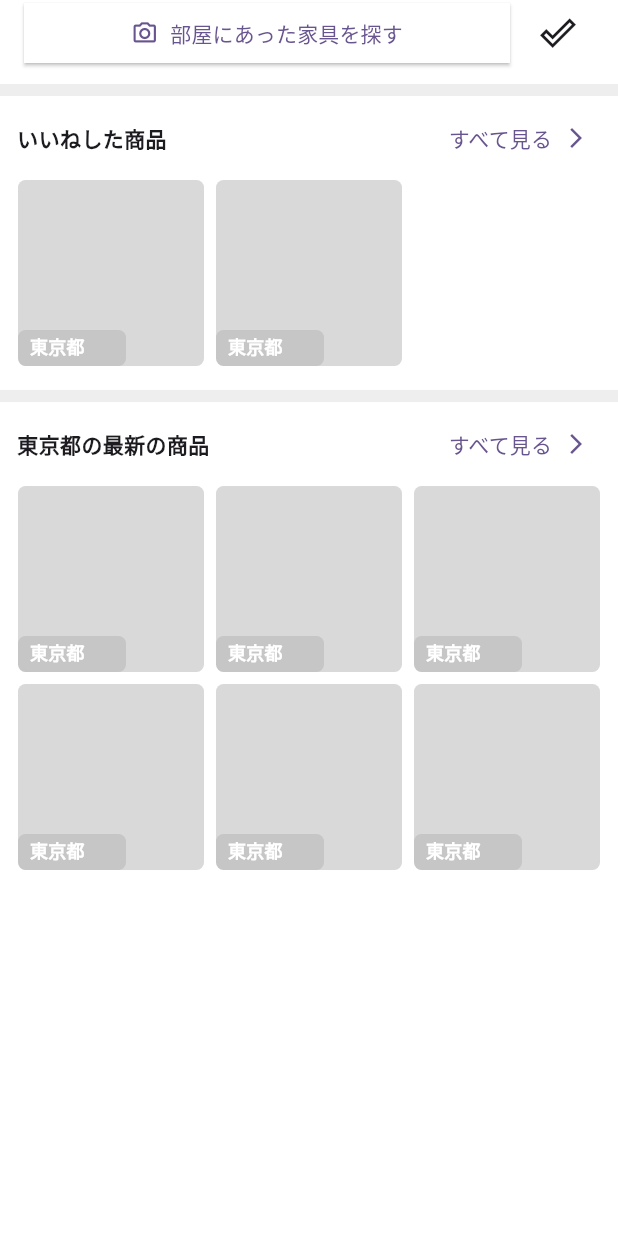
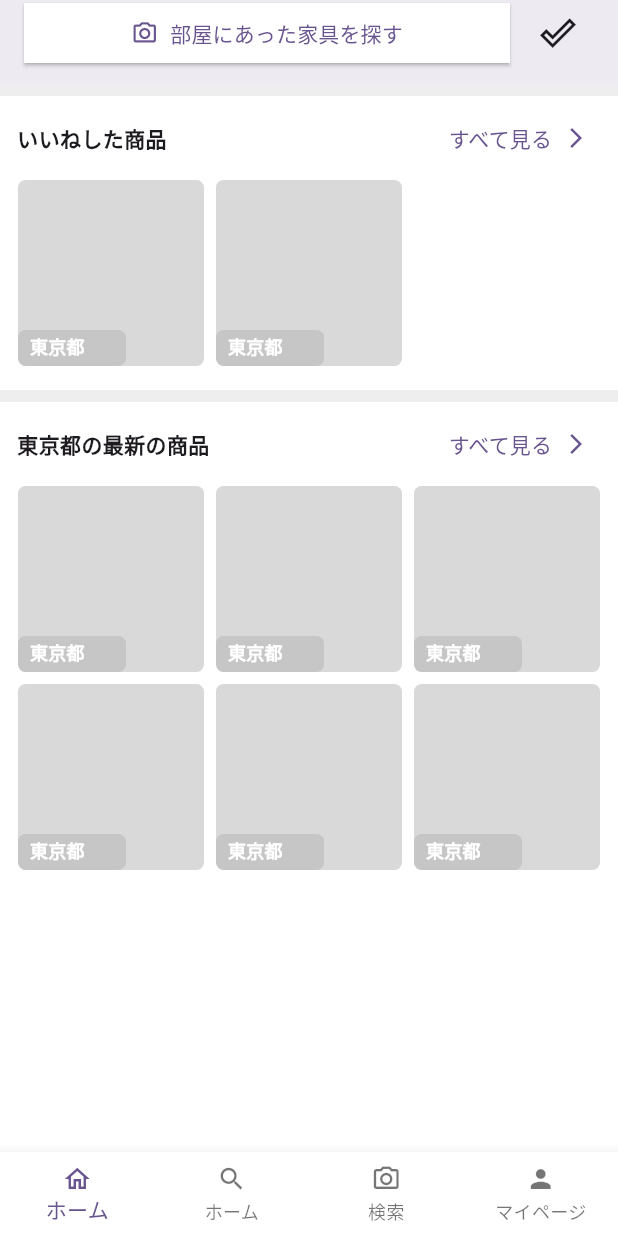
Before and after one commit to naka-c1024/Hack_U_Team1, a Flutter app: the screen it shows after launch, on a phone screen of 412 x 824 dp. Run offline on Flutter 3.47's test engine with Material 3 defaults, Android fonts, the phone set to English and light mode, and no system bars; our stand-ins replace flutter_hooks, hooks_riverpod.

Commit message:
add: ホームタブを作成

```diff
--- a/client/app/lib/Views/furniture_list_view.dart
+++ b/client/app/lib/Views/furniture_list_view.dart
@@ -86,6 +86,7 @@ class FurnitureListView extends HookConsumerWidget {
 
     return Scaffold(
       appBar: AppBar(
+        elevation: 8,
         backgroundColor: const Color(0xffffffff),
         title: Container(
           height: 60,
--- /dev/null
+++ b/client/app/lib/Views/home_view.dart
@@ -0,0 +1,42 @@
+import 'package:flutter/material.dart';
+import 'package:flutter_hooks/flutter_hooks.dart';
+import 'package:hooks_riverpod/hooks_riverpod.dart';
+
+import 'package:app/Views/furniture_list_view.dart';
+
+class HomeView extends HookConsumerWidget {
+  const HomeView({super.key});
+
+  @override
+  Widget build(BuildContext context, WidgetRef ref) {
+    final selectedView = useState(0);
+    final viewWidgets = [
+      const FurnitureListView(),
+      Container(),
+      Container(),
+      Container(),
+    ];
+
+    return Scaffold(
+      body: viewWidgets.elementAt(selectedView.value),
+      bottomNavigationBar: BottomNavigationBar(
+        items: const [
+          BottomNavigationBarItem(
+              icon: Icon(Icons.home_outlined), label: 'ホーム'),
+          BottomNavigationBarItem(icon: Icon(Icons.search), label: 'ホーム'),
+          BottomNavigationBarItem(
+              icon: Icon(Icons.photo_camera_outlined), label: '検索'),
+          BottomNavigationBarItem(icon: Icon(Icons.person), label: 'マイページ'),
+        ],
+        iconSize: 20,
+        elevation: 8,
+        backgroundColor: const Color(0xffffffff),
+        currentIndex: selectedView.value,
+        onTap: (value) => {
+          selectedView.value = value,
+        },
+        type: BottomNavigationBarType.fixed,
+      ),
+    );
+  }
+}
--- a/client/app/lib/main.dart
+++ b/client/app/lib/main.dart
@@ -1,4 +1,4 @@
-import 'package:app/Views/furniture_list_view.dart';
+import 'package:app/Views/home_view.dart';
 import 'package:flutter/material.dart';
 import 'package:hooks_riverpod/hooks_riverpod.dart';
 
@@ -22,7 +22,7 @@
           useMaterial3: true,
           fontFamily: 'Noto Sans JP',
       ),
-      home: const FurnitureListView(),
+      home: const HomeView(),
     );
   }
 }
```
